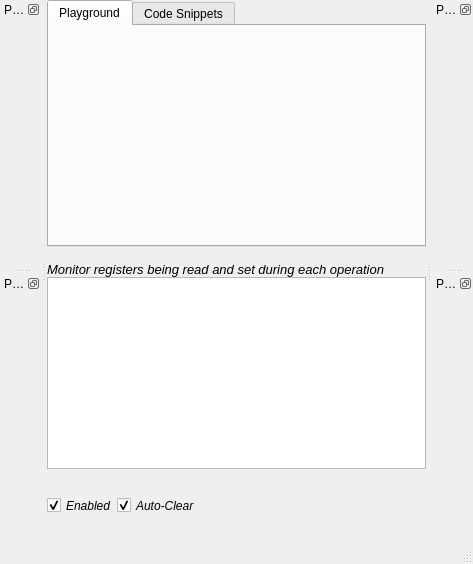
The window that utilities/templates/layout.ui (csparkresearch/KuttyPy-GUI) describes before a commit, drawn with Qt 5.
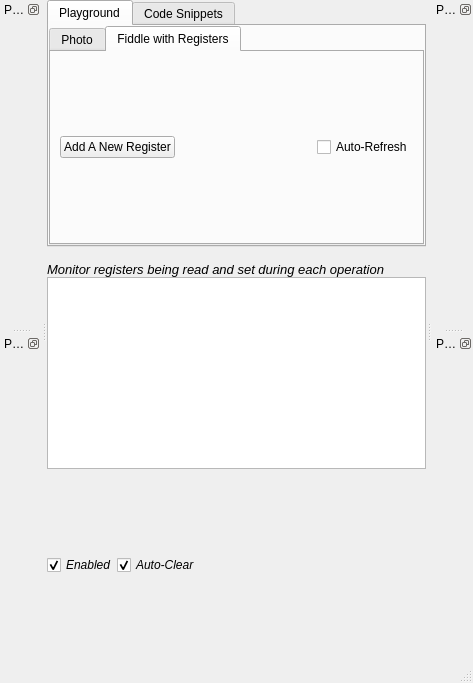
The same window after the commit. Icons and pictures are not drawn.

Commit message: added custom register edit widgets. modified README

```diff
--- a/utilities/templates/layout.ui
+++ b/utilities/templates/layout.ui
@@ -7,7 +7,7 @@
     <x>0</x>
     <y>0</y>
     <width>473</width>
-    <height>564</height>
+    <height>683</height>
    </rect>
   </property>
   <property name="windowTitle">
@@ -58,44 +58,126 @@
         <property name="spacing">
          <number>0</number>
         </property>
-        <item row="0" column="1">
-         <widget class="QLabel" name="label">
-          <property name="layoutDirection">
-           <enum>Qt::RightToLeft</enum>
-          </property>
-          <property name="text">
-           <string>&lt;html&gt;&lt;head/&gt;&lt;body&gt;&lt;p&gt;&lt;img src=&quot;:/control/kpys.jpeg&quot;/&gt;&lt;/p&gt;&lt;/body&gt;&lt;/html&gt;</string>
-          </property>
-          <property name="scaledContents">
-           <bool>true</bool>
-          </property>
-         </widget>
-        </item>
-        <item row="0" column="2">
-         <spacer name="horizontalSpacer_2">
-          <property name="orientation">
-           <enum>Qt::Horizontal</enum>
-          </property>
-          <property name="sizeHint" stdset="0">
-           <size>
-            <width>40</width>
-            <height>20</height>
-           </size>
-          </property>
-         </spacer>
-        </item>
         <item row="0" column="0">
-         <spacer name="horizontalSpacer">
-          <property name="orientation">
-           <enum>Qt::Horizontal</enum>
+         <widget class="QTabWidget" name="tabWidget">
+          <property name="currentIndex">
+           <number>1</number>
           </property>
-          <property name="sizeHint" stdset="0">
-           <size>
-            <width>40</width>
-            <height>20</height>
-           </size>
-          </property>
-         </spacer>
+          <widget class="QWidget" name="photoTab">
+           <attribute name="title">
+            <string>Photo</string>
+           </attribute>
+           <layout class="QHBoxLayout" name="horizontalLayout">
+            <property name="spacing">
+             <number>0</number>
+            </property>
+            <property name="margin">
+             <number>0</number>
+            </property>
+            <item>
+             <spacer name="horizontalSpacer">
+              <property name="orientation">
+               <enum>Qt::Horizontal</enum>
+              </property>
+              <property name="sizeHint" stdset="0">
+               <size>
+                <width>40</width>
+                <height>20</height>
+               </size>
+              </property>
+             </spacer>
+            </item>
+            <item>
+             <widget class="QLabel" name="label">
+              <property name="layoutDirection">
+               <enum>Qt::RightToLeft</enum>
+              </property>
+              <property name="text">
+               <string>&lt;html&gt;&lt;head/&gt;&lt;body&gt;&lt;p&gt;&lt;img src=&quot;:/control/kpys.jpeg&quot;/&gt;&lt;/p&gt;&lt;/body&gt;&lt;/html&gt;</string>
+              </property>
+              <property name="scaledContents">
+               <bool>true</bool>
+              </property>
+             </widget>
+            </item>
+            <item>
+             <spacer name="horizontalSpacer_2">
+              <property name="orientation">
+               <enum>Qt::Horizontal</enum>
+              </property>
+              <property name="sizeHint" stdset="0">
+               <size>
+                <width>64</width>
+                <height>20</height>
+               </size>
+              </property>
+             </spacer>
+            </item>
+           </layout>
+          </widget>
+          <widget class="QWidget" name="tab_2">
+           <attribute name="title">
+            <string>Fiddle with Registers</string>
+           </attribute>
+           <layout class="QVBoxLayout" name="registerLayout">
+            <property name="spacing">
+             <number>3</number>
+            </property>
+            <property name="margin">
+             <number>0</number>
+            </property>
+            <item>
+             <widget class="QFrame" name="frame">
+              <property name="frameShape">
+               <enum>QFrame::NoFrame</enum>
+              </property>
+              <property name="frameShadow">
+               <enum>QFrame::Raised</enum>
+              </property>
+              <layout class="QHBoxLayout" name="horizontalLayout_2">
+               <property name="topMargin">
+                <number>4</number>
+               </property>
+               <property name="bottomMargin">
+                <number>4</number>
+               </property>
+               <item>
+                <widget class="QPushButton" name="pushButton">
+                 <property name="text">
+                  <string>Add A New Register</string>
+                 </property>
+                 <property name="icon">
+                  <iconset resource="res.qrc">
+                   <normaloff>:/control/plus.svg</normaloff>:/control/plus.svg</iconset>
+                 </property>
+                </widget>
+               </item>
+               <item>
+                <spacer name="horizontalSpacer_3">
+                 <property name="orientation">
+                  <enum>Qt::Horizontal</enum>
+                 </property>
+                 <property name="sizeHint" stdset="0">
+                  <size>
+                   <width>40</width>
+                   <height>20</height>
+                  </size>
+                 </property>
+                </spacer>
+               </item>
+               <item>
+                <widget class="QCheckBox" name="checkBox">
+                 <property name="text">
+                  <string>Auto-Refresh</string>
+                 </property>
+                </widget>
+               </item>
+              </layout>
+             </widget>
+            </item>
+           </layout>
+          </widget>
+         </widget>
         </item>
        </layout>
       </widget>
```
Left out of the diff: 172 changed lines with no effect on the pictures. The commit also changes 15 other files.
